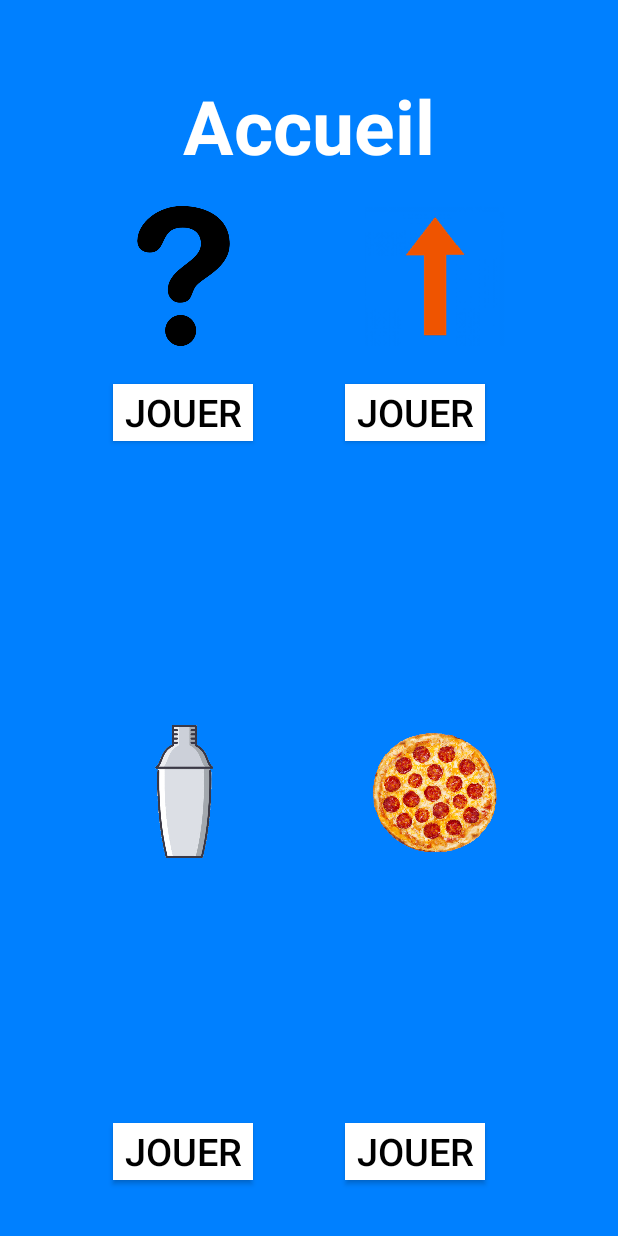
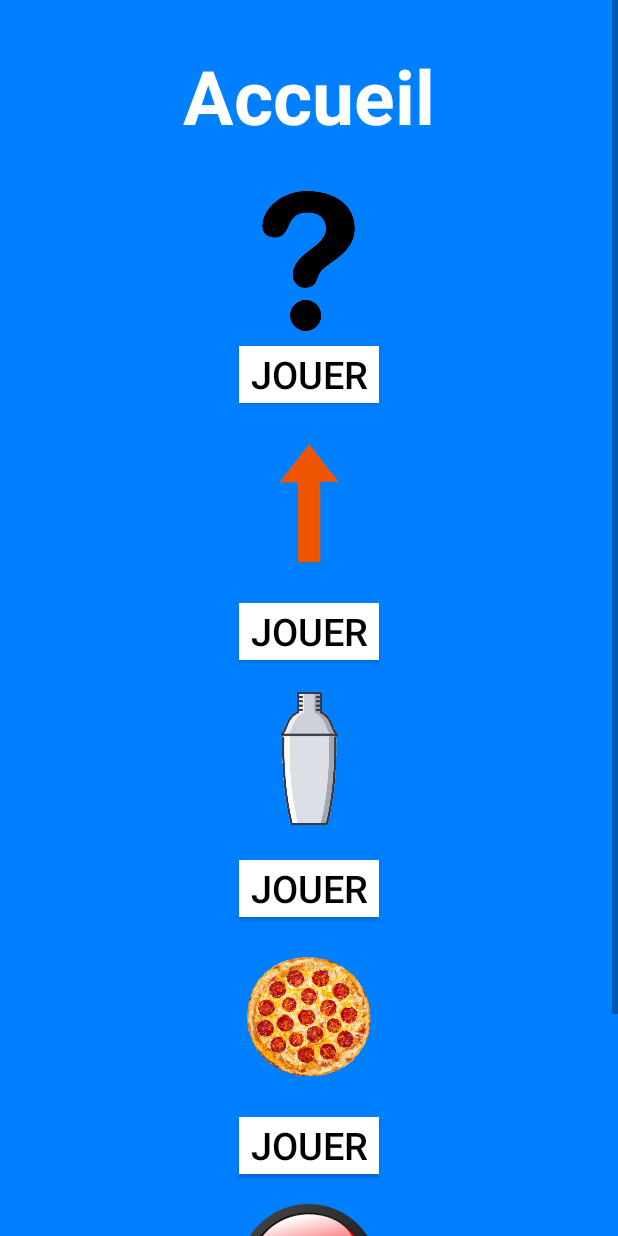
Before and after one commit to DuncanGold/newprojetandroid, an Android app: the layout minijeumenu.xml on its own in the app's theme, with its tools: preview values and no code run, on a phone screen of 412 x 824 dp. Run offline under Robolectric (Android 15) with nearby library versions, the phone set to English and light mode, and no system bars.

Commit message:
ajout1jeu

```diff
--- a/testappli/app/src/main/AndroidManifest.xml
+++ b/testappli/app/src/main/AndroidManifest.xml
@@ -21,6 +21,10 @@
         <activity
             android:name=".ResultActivity"
             android:label="Result" >
+        </activity>
+        <activity
+            android:name=".PressActivity"
+            android:label="Press" >
         </activity>
         <activity
             android:name=".SlideActivity"
--- a/testappli/app/src/main/java/com/example/duncan/testappli/StartActivity.java
+++ b/testappli/app/src/main/java/com/example/duncan/testappli/StartActivity.java
@@ -82,6 +82,12 @@ public class StartActivity extends Activity {
                 startActivity(appel3);
                 break;
 
+            case R.id.btnsimple10:
+
+                Intent appel4 = new Intent(getApplicationContext(), PressActivity.class);
+                appel4.putExtra("minigame", 1);
+                startActivity(appel4);
+                break;
 
         }
 
--- a/testappli/app/src/main/res/layout/minijeumenu.xml
+++ b/testappli/app/src/main/res/layout/minijeumenu.xml
@@ -9,39 +9,17 @@
     tools:context=".MainActivity">
 
 
-    <Button
-        android:id="@+id/btnsimple8"
-        android:layout_width="93dp"
-        android:layout_height="38dp"
-        android:layout_gravity="center"
-        android:layout_marginStart="75dp"
-        android:layout_marginBottom="37dp"
-        android:background="#fff"
-        android:gravity="center"
-        android:onClick="chooseGame"
-        android:text="Jouer"
-        android:textColor="#000000"
-        android:textSize="25.0sp"
-        app:layout_constraintBottom_toBottomOf="parent"
-        app:layout_constraintStart_toStartOf="parent" />
+    <ScrollView
+        android:layout_width="match_parent"
+        android:layout_height="match_parent"
+        app:layout_constraintTop_toTopOf="parent"
+        tools:layout_editor_absoluteX="0dp">
 
-    <Button
-        android:id="@+id/btnsimple9"
-        android:layout_width="93dp"
-        android:layout_height="38dp"
-        android:layout_gravity="center"
-        android:layout_marginStart="47dp"
-        android:layout_marginEnd="75dp"
-        android:layout_marginBottom="37dp"
-        android:background="#fff"
-        android:gravity="center"
-        android:onClick="chooseGame"
-        android:text="Jouer"
-        android:textColor="#000000"
-        android:textSize="25.0sp"
-        app:layout_constraintBottom_toBottomOf="parent"
-        app:layout_constraintEnd_toEndOf="parent"
-        app:layout_constraintStart_toEndOf="@+id/btnsimple8" />
+        <LinearLayout
+            android:layout_width="match_parent"
+            android:layout_height="match_parent"
+            android:layout_marginTop="0dp"
+            android:orientation="vertical">
 
             <TextView
                 android:id="@+id/textView2"
@@ -49,7 +27,7 @@
                 android:layout_height="wrap_content"
                 android:layout_centerHorizontal="true"
                 android:layout_gravity="center"
-        android:layout_marginTop="50dp"
+                android:layout_marginTop="30dp"
                 android:gravity="center"
                 android:inputType="textMultiLine"
                 android:text="Accueil"
@@ -61,49 +39,15 @@
                 app:layout_constraintTop_toTopOf="parent" />
 
             <ImageView
-        android:id="@+id/iconeshaker"
-        android:layout_width="94dp"
-        android:layout_height="93dp"
-        android:layout_gravity="center"
-        android:layout_marginStart="75dp"
-        android:layout_marginTop="40dp"
-        android:layout_marginBottom="25dp"
-        android:src="@drawable/shaker"
-        app:layout_constraintBottom_toTopOf="@+id/btnsimple8"
-        app:layout_constraintStart_toStartOf="parent"
-        app:layout_constraintTop_toBottomOf="@+id/btnsimple6" />
-
-    <ImageView
-        android:id="@+id/iconepizza"
-        android:layout_width="94dp"
-        android:layout_height="93dp"
-        android:layout_gravity="center"
-        android:layout_marginTop="40dp"
-        android:layout_marginEnd="75dp"
-        android:layout_marginBottom="25dp"
-        android:src="@drawable/orange"
-        app:layout_constraintBottom_toTopOf="@+id/btnsimple9"
-        app:layout_constraintEnd_toEndOf="parent"
-        app:layout_constraintTop_toBottomOf="@+id/btnsimple7" />
-
-    <ImageView
-        android:id="@+id/iconefleche"
-        android:layout_width="94dp"
-        android:layout_height="93dp"
-        android:layout_gravity="center"
-        android:layout_marginTop="20dp"
-        android:layout_marginEnd="75dp"
-        android:src="@drawable/flechehaut"
-        app:layout_constraintEnd_toEndOf="parent"
-        app:layout_constraintTop_toBottomOf="@+id/textView2" />
-
-    <ImageView
                 android:id="@+id/iconequiz"
                 android:layout_width="94dp"
                 android:layout_height="93dp"
                 android:layout_gravity="center"
-        android:layout_marginStart="75dp"
-        android:layout_marginTop="20dp"
+                android:layout_marginStart="0dp"
+                android:layout_marginLeft="0dp"
+                android:layout_marginTop="30dp"
+                android:layout_marginEnd="0dp"
+                android:layout_marginRight="0dp"
                 android:src="@drawable/pointinterro"
                 app:layout_constraintStart_toStartOf="parent"
                 app:layout_constraintTop_toBottomOf="@+id/textView2" />
@@ -113,8 +57,12 @@
                 android:layout_width="93dp"
                 android:layout_height="38dp"
                 android:layout_gravity="center"
-        android:layout_marginStart="75dp"
-        android:layout_marginTop="25dp"
+                android:layout_marginStart="0dp"
+                android:layout_marginLeft="0dp"
+                android:layout_marginTop="10dp"
+                android:layout_marginEnd="0dp"
+                android:layout_marginRight="0dp"
+                android:layout_marginBottom="10dp"
                 android:background="#fff"
                 android:gravity="center"
                 android:onClick="chooseGame"
@@ -124,14 +72,32 @@
                 app:layout_constraintStart_toStartOf="parent"
                 app:layout_constraintTop_toBottomOf="@+id/iconequiz" />
 
+            <ImageView
+                android:id="@+id/iconefleche"
+                android:layout_width="94dp"
+                android:layout_height="93dp"
+                android:layout_gravity="center"
+                android:layout_marginStart="0dp"
+                android:layout_marginLeft="0dp"
+                android:layout_marginTop="10dp"
+                android:layout_marginEnd="0dp"
+                android:layout_marginRight="0dp"
+                android:layout_marginBottom="10dp"
+                android:src="@drawable/flechehaut"
+                app:layout_constraintEnd_toEndOf="parent"
+                app:layout_constraintTop_toBottomOf="@+id/textView2" />
+
             <Button
                 android:id="@+id/btnsimple7"
                 android:layout_width="93dp"
                 android:layout_height="38dp"
                 android:layout_gravity="center"
-        android:layout_marginStart="48dp"
-        android:layout_marginTop="25dp"
-        android:layout_marginEnd="75dp"
+                android:layout_marginStart="0dp"
+                android:layout_marginLeft="0dp"
+                android:layout_marginTop="10dp"
+                android:layout_marginEnd="0dp"
+                android:layout_marginRight="0dp"
+                android:layout_marginBottom="10dp"
                 android:background="#fff"
                 android:gravity="center"
                 android:onClick="chooseGame"
@@ -142,4 +108,116 @@
                 app:layout_constraintStart_toEndOf="@+id/btnsimple6"
                 app:layout_constraintTop_toBottomOf="@+id/iconefleche" />
 
+            <ImageView
+                android:id="@+id/iconeshaker"
+                android:layout_width="94dp"
+                android:layout_height="93dp"
+                android:layout_gravity="center"
+                android:layout_marginStart="0dp"
+                android:layout_marginLeft="0dp"
+                android:layout_marginTop="10dp"
+                android:layout_marginEnd="0dp"
+                android:layout_marginRight="0dp"
+                android:layout_marginBottom="10dp"
+                android:src="@drawable/shaker"
+                app:layout_constraintBottom_toTopOf="@+id/btnsimple8"
+                app:layout_constraintStart_toStartOf="parent"
+                app:layout_constraintTop_toBottomOf="@+id/btnsimple6" />
+
+            <Button
+                android:id="@+id/btnsimple8"
+                android:layout_width="93dp"
+                android:layout_height="38dp"
+                android:layout_gravity="center"
+                android:layout_marginStart="0dp"
+                android:layout_marginLeft="0dp"
+                android:layout_marginTop="10dp"
+                android:layout_marginEnd="0dp"
+                android:layout_marginRight="0dp"
+                android:layout_marginBottom="10dp"
+                android:background="#fff"
+                android:gravity="center"
+                android:onClick="chooseGame"
+                android:text="Jouer"
+                android:textColor="#000000"
+                android:textSize="25.0sp"
+                app:layout_constraintBottom_toBottomOf="parent"
+                app:layout_constraintStart_toStartOf="parent" />
+
+            <ImageView
+                android:id="@+id/iconepizza"
+                android:layout_width="94dp"
+                android:layout_height="93dp"
+                android:layout_gravity="center"
+                android:layout_marginStart="0dp"
+                android:layout_marginLeft="0dp"
+                android:layout_marginTop="10dp"
+                android:layout_marginEnd="0dp"
+                android:layout_marginRight="0dp"
+                android:layout_marginBottom="10dp"
+                android:src="@drawable/orange"
+                app:layout_constraintBottom_toTopOf="@+id/btnsimple9"
+                app:layout_constraintEnd_toEndOf="parent"
+                app:layout_constraintTop_toBottomOf="@+id/btnsimple7" />
+
+            <Button
+                android:id="@+id/btnsimple9"
+                android:layout_width="93dp"
+                android:layout_height="38dp"
+                android:layout_gravity="center"
+                android:layout_marginStart="0dp"
+                android:layout_marginLeft="0dp"
+                android:layout_marginTop="10dp"
+                android:layout_marginEnd="0dp"
+                android:layout_marginRight="0dp"
+                android:layout_marginBottom="10dp"
+                android:background="#fff"
+                android:gravity="center"
+                android:onClick="chooseGame"
+                android:text="Jouer"
+                android:textColor="#000000"
+                android:textSize="25.0sp"
+                app:layout_constraintBottom_toBottomOf="parent"
+                app:layout_constraintEnd_toEndOf="parent"
+                app:layout_constraintStart_toEndOf="@+id/btnsimple8" />
+
+            <ImageView
+                android:id="@+id/iconeboutton"
+                android:layout_width="94dp"
+                android:layout_height="93dp"
+                android:layout_gravity="center"
+                android:layout_marginStart="0dp"
+                android:layout_marginLeft="0dp"
+                android:layout_marginTop="10dp"
+                android:layout_marginEnd="0dp"
+                android:layout_marginRight="0dp"
+                android:layout_marginBottom="10dp"
+                android:src="@drawable/boutonrouge"
+                app:layout_constraintBottom_toTopOf="@+id/btnsimple9"
+                app:layout_constraintEnd_toEndOf="parent"
+                app:layout_constraintTop_toBottomOf="@+id/btnsimple7" />
+
+            <Button
+                android:id="@+id/btnsimple10"
+                android:layout_width="93dp"
+                android:layout_height="38dp"
+                android:layout_gravity="center"
+                android:layout_marginStart="0dp"
+                android:layout_marginLeft="0dp"
+                android:layout_marginTop="10dp"
+                android:layout_marginEnd="0dp"
+                android:layout_marginRight="0dp"
+                android:layout_marginBottom="50dp"
+                android:background="#fff"
+                android:gravity="center"
+                android:onClick="chooseGame"
+                android:text="Jouer"
+                android:textColor="#000000"
+                android:textSize="25.0sp"
+                app:layout_constraintBottom_toBottomOf="parent"
+                app:layout_constraintEnd_toEndOf="parent"
+                app:layout_constraintStart_toEndOf="@+id/btnsimple8" />
+        </LinearLayout>
+    </ScrollView>
+
 </android.support.constraint.ConstraintLayout>
```
Also changed, not shown: testappli/app/src/main/java/com/example/duncan/testappli/PressActivity.java (added, +97 -0 lines), testappli/app/src/main/java/com/example/duncan/testappli/ResultActivity.java (+18 -2 lines), testappli/app/src/main/java/com/example/duncan/testappli/ShakeActivity.java (+7 -5 lines), testappli/app/src/main/res/layout/activity_press.xml (added, +92 -0 lines), testappli/app/src/main/res/drawable/boutonrouge.png (added). Lines whose indentation alone changed are shown as unchanged.
